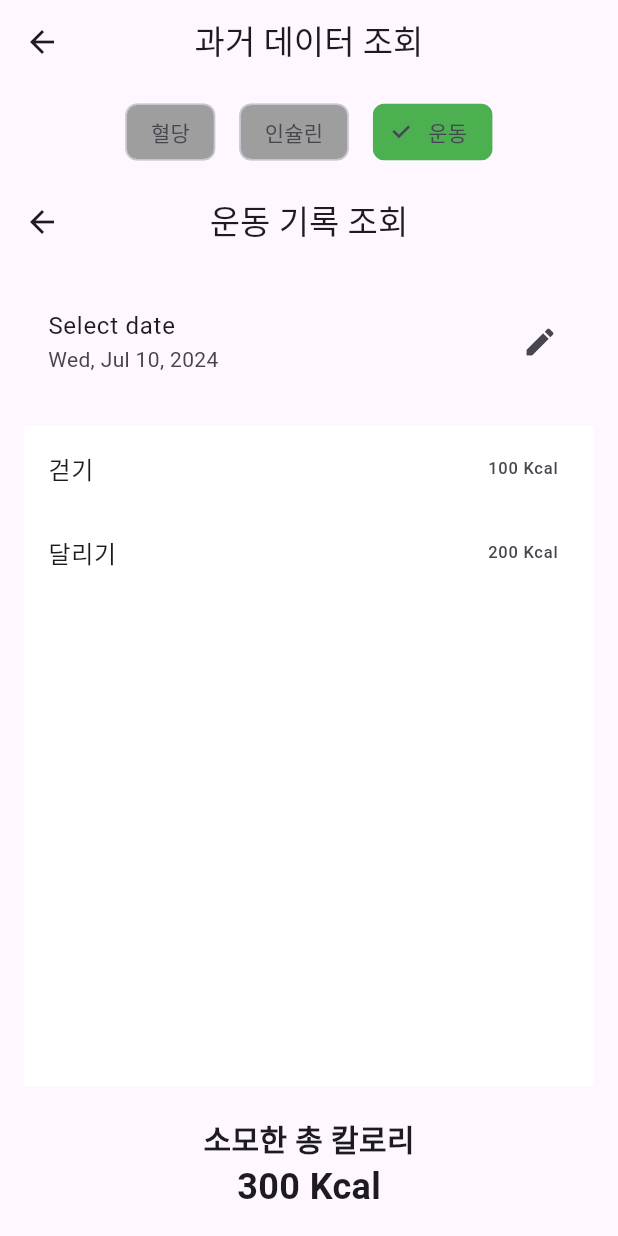
After one commit to dbsgmlduf/sugarnote, a Flutter app: the PastDataPage screen opened directly, after a tap on "인슐린", after a tap on "운동", on a phone screen of 412 x 824 dp. The commit adds this screen. Run offline on Flutter 3.47's test engine with Material 3 defaults, Android fonts, the phone set to English and light mode, and no system bars; our stand-ins replace get, shared_preferences; accounts and stored records are empty; network calls fail.

Commit message:
client 운동량 과거 기록 조회 페이지 구현

```diff
--- /dev/null
+++ b/client/lib/history/exercisehistory.dart
@@ -0,0 +1,102 @@
+import 'package:flutter/material.dart';
+import 'package:intl/intl.dart';
+
+class ExerciseHistoryPage extends StatefulWidget {
+  @override
+  _ExerciseHistoryPageState createState() => _ExerciseHistoryPageState();
+}
+
+class _ExerciseHistoryPageState extends State<ExerciseHistoryPage> {
+  DateTime selectedDate = DateTime.now();
+  List<Map<String, dynamic>> exerciseRecords = [];
+  int totalCalories = 0;
+
+  void _fetchExerciseData(DateTime date) {
+    // 여기에 실제 데이터를 가져오는 로직을 추가해야 합니다.
+    // 지금은 예시로 더미 데이터를 사용합니다.
+    if (date.day % 2 == 0) {
+      setState(() {
+        exerciseRecords = [
+          {'exercise': '걷기', 'calories': 100},
+          {'exercise': '달리기', 'calories': 200},
+        ];
+        totalCalories = 300;
+      });
+    } else {
+      setState(() {
+        exerciseRecords = [];
+        totalCalories = 0;
+      });
+    }
+  }
+
+  Future<void> _pickDate() async {
+    DateTime? picked = await showDatePicker(
+      context: context,
+      initialDate: selectedDate,
+      firstDate: DateTime(2020),
+      lastDate: DateTime(2100),
+    );
+    if (picked != null && picked != selectedDate) {
+      setState(() {
+        selectedDate = picked;
+        _fetchExerciseData(picked);
+      });
+    }
+  }
+
+  @override
+  void initState() {
+    super.initState();
+    _fetchExerciseData(selectedDate);
+  }
+
+  @override
+  Widget build(BuildContext context) {
+    return Scaffold(
+      appBar: AppBar(
+        title: Text('운동 기록 조회'),
+        centerTitle: true,
+      ),
+      body: Padding(
+        padding: const EdgeInsets.all(16.0),
+        child: Column(
+          children: [
+            ListTile(
+              title: Text("Select date"),
+              subtitle: Text(DateFormat.yMMMEd().format(selectedDate)),
+              trailing: Icon(Icons.edit),
+              onTap: _pickDate,
+            ),
+            SizedBox(height: 20),
+            Expanded(
+              child: Container(
+                color: Colors.white,
+                child: exerciseRecords.isEmpty
+                    ? Center(child: Text('기록이 없습니다.'))
+                    : ListView.builder(
+                  itemCount: exerciseRecords.length,
+                  itemBuilder: (context, index) {
+                    return ListTile(
+                      title: Text(exerciseRecords[index]['exercise']),
+                      trailing: Text('${exerciseRecords[index]['calories']} Kcal'),
+                    );
+                  },
+                ),
+              ),
+            ),
+            SizedBox(height: 20),
+            Text(
+              '소모한 총 칼로리',
+              style: TextStyle(fontSize: 20, fontWeight: FontWeight.bold),
+            ),
+            Text(
+              '$totalCalories Kcal',
+              style: TextStyle(fontSize: 24, fontWeight: FontWeight.bold),
+            ),
+          ],
+        ),
+      ),
+    );
+  }
+}
--- a/client/lib/history/pastdatapage.dart
+++ b/client/lib/history/pastdatapage.dart
@@ -2,7 +2,7 @@ import 'package:flutter/material.dart';
 import 'package:get/get.dart';
 import 'bloodsugarhistory.dart';
 import 'injectiondatahistory.dart';
-import 'function3page.dart';
+import 'exercisehistory.dart';
 
 class PastDataPage extends StatefulWidget {
   @override
@@ -15,13 +15,13 @@ class _PastDataPageState extends State<PastDataPage> {
   List<Widget> pages = [
     BloodSugarPage(),
     InjectionDataPage(),
-    Function3Page(),
+    ExerciseHistoryPage(),
   ];
 
   List<String> titles = [
     '혈당',
     '인슐린',
-    '기능 3',
+    '운동',
   ];
 
   @override
```
